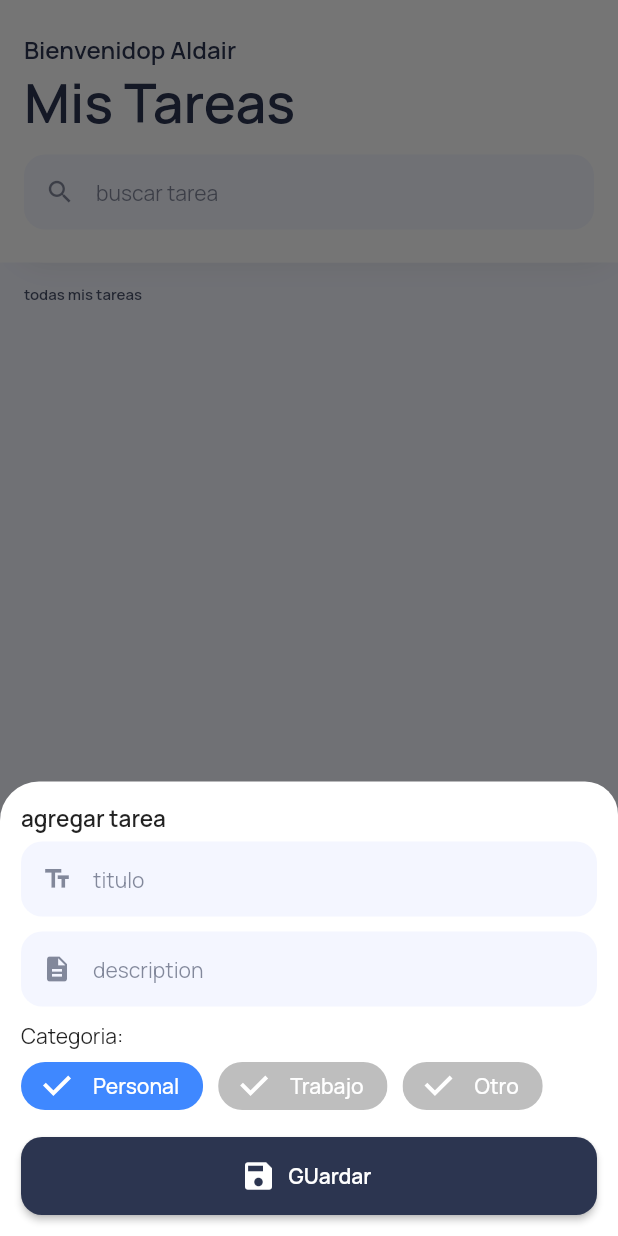
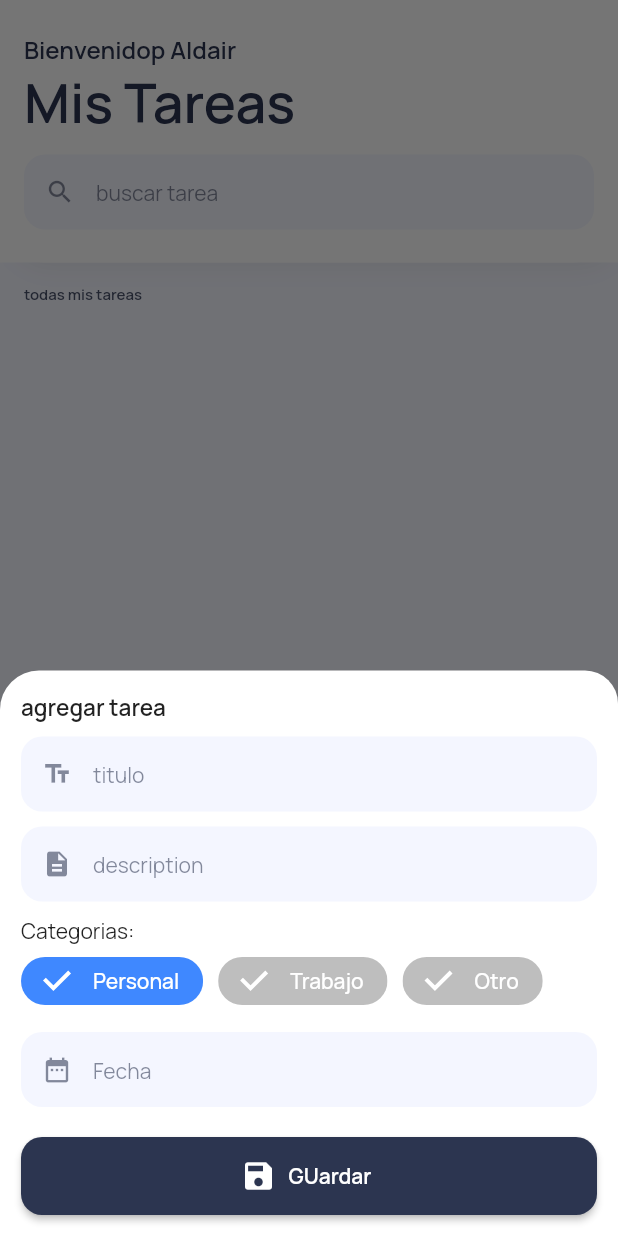
Before and after one commit to Aldairtunq/tasks, a Flutter app: the screen it shows after launch, after a tap on "nueva tarea", on a phone screen of 412 x 824 dp. Run offline on Flutter 3.47's test engine with Material 2 defaults, Android fonts, the phone set to English and light mode, and no system bars; our stand-ins replace cloud_firestore, firebase_core, google_fonts; missing offline and left inert: dart:html; accounts and stored records are empty.

Commit message:
video 18 completo

```diff
--- a/lib/pages/home_page.dart
+++ b/lib/pages/home_page.dart
@@ -7,6 +7,7 @@ import 'package:tasks/ui/widgets/button_normal_widget.dart';
 import 'package:tasks/ui/widgets/general/colors.dart';
 import 'package:tasks/ui/widgets/general_widgets.dart';
 import 'package:tasks/ui/widgets/item_task_widget.dart';
+import 'package:tasks/ui/widgets/task_form_widget.dart';
 import 'package:tasks/ui/widgets/textfield_Normal_widgets.dart';
 
 class HomePage extends StatelessWidget {
@@ -18,78 +19,7 @@ class HomePage extends StatelessWidget {
         context: context,
         backgroundColor: Colors.transparent,
         builder: (BuildContext context) {
-          return Container(
-            padding: EdgeInsets.all(14.0),
-            decoration: BoxDecoration(
-                color: Colors.white,
-                borderRadius: BorderRadius.only(
-                    topLeft: Radius.circular(26.0),
-                    topRight: Radius.circular(22.0))),
-            child: Column(
-              crossAxisAlignment: CrossAxisAlignment.start,
-              mainAxisSize: MainAxisSize.min,
-              children: [
-                Text(
-                  "agregar tarea",
-                  style: TextStyle(
-                    fontWeight: FontWeight.w600,
-                    fontSize: 15.0,
-                  ),
-                ),
-                divider6(),
-                TextFliedNormalWidget(
-                  hintText: "titulo",
-                  icon: Icons.text_fields,
-                ),
-                divider10(),
-                TextFliedNormalWidget(
-                  hintText: "description",
-                  icon: Icons.description,
-                ),
-                divider10(),
-                Text("Categoria:"),
-                Wrap(
-                  crossAxisAlignment: WrapCrossAlignment.start,
-                  runAlignment: WrapAlignment.start,
-                  spacing: 10.0,
-                  children: [
-                    FilterChip(
-                      selected: true,
-                      backgroundColor: kBrandSecondaryColor,
-                      padding: const EdgeInsets.symmetric(horizontal: 8.0),
-                      selectedColor: categoryColor["personal"],
-                      checkmarkColor: Colors.white,
-                      labelStyle: TextStyle(color: Colors.white),
-                      label: Text("Personal"),
-                      onSelected: (bool value) {},
-                    ),
-                    FilterChip(
-                      selected: true,
-                      backgroundColor: kBrandSecondaryColor,
-                      padding: const EdgeInsets.symmetric(horizontal: 8.0),
-                      selectedColor: categoryColor["Trabajo"],
-                      checkmarkColor: Colors.white,
-                      labelStyle: TextStyle(color: Colors.white),
-                      label: Text("Trabajo"),
-                      onSelected: (bool value) {},
-                    ),
-                    FilterChip(
-                      selected: true,
-                      backgroundColor: kBrandSecondaryColor,
-                      padding: const EdgeInsets.symmetric(horizontal: 8.0),
-                      selectedColor: categoryColor["Otro"],
-                      checkmarkColor: Colors.white,
-                      labelStyle: TextStyle(color: Colors.white),
-                      label: Text("Otro"),
-                      onSelected: (bool value) {},
-                    ),
-                  ],
-                ),
-                divider10(),
-                ButtonNormalWidget(),
-              ],
-            ),
-          );
+          return TaskFormWidget();
         });
   }
 
--- /dev/null
+++ b/lib/ui/widgets/task_form_widget.dart
@@ -0,0 +1,121 @@
+import 'package:flutter/material.dart';
+import 'package:tasks/ui/widgets/button_normal_widget.dart';
+import 'package:tasks/ui/widgets/general/colors.dart';
+import 'package:tasks/ui/widgets/general_widgets.dart';
+import 'package:tasks/ui/widgets/textfield_Normal_widgets.dart';
+
+class TaskFormWidget extends StatefulWidget {
+  @override
+  State<TaskFormWidget> createState() => _TaskFormWidgetState();
+}
+
+class _TaskFormWidgetState extends State<TaskFormWidget> {
+  showSelectDate() async {
+    DateTime? datetime = await showDatePicker(
+        context: context,
+        initialDate: DateTime.now(),
+        firstDate: DateTime(2019),
+        lastDate: DateTime(2020),
+        cancelText: "Cancelar",
+        confirmText: "aceptar",
+        helpText: "seeleccionar fecha",
+        builder: (BuildContext context, Widget? widget) {
+          return Theme(
+            data: ThemeData.light().copyWith(
+                dialogBackgroundColor: Colors.white,
+                dialogTheme: DialogTheme(
+                    elevation: 0,
+                    backgroundColor: kBrandSecondaryColor,
+                    shape: RoundedRectangleBorder(
+                        borderRadius: BorderRadius.circular(18.0))),
+                colorScheme: ColorScheme.light(
+                  primary: kBrandPrimaryColor,
+                )),
+            child: widget!,
+          );
+        });
+  }
+
+  @override
+  Widget build(BuildContext context) {
+    return Container(
+      padding: EdgeInsets.all(14.0),
+      decoration: BoxDecoration(
+          color: Colors.white,
+          borderRadius: BorderRadius.only(
+              topLeft: Radius.circular(26.0), topRight: Radius.circular(22.0))),
+      child: Column(
+        crossAxisAlignment: CrossAxisAlignment.start,
+        mainAxisSize: MainAxisSize.min,
+        children: [
+          Text(
+            "agregar tarea",
+            style: TextStyle(
+              fontWeight: FontWeight.w600,
+              fontSize: 15.0,
+            ),
+          ),
+          divider10(),
+          TextFliedNormalWidget(
+            hintText: "titulo",
+            icon: Icons.text_fields,
+          ),
+          divider10(),
+          TextFliedNormalWidget(
+            hintText: "description",
+            icon: Icons.description,
+          ),
+          divider10(),
+          Text("Categorias: "),
+          Wrap(
+            crossAxisAlignment: WrapCrossAlignment.start,
+            runAlignment: WrapAlignment.start,
+            spacing: 10.0,
+            children: [
+              FilterChip(
+                selected: true,
+                backgroundColor: kBrandSecondaryColor,
+                padding: const EdgeInsets.symmetric(horizontal: 8.0),
+                selectedColor: categoryColor["personal"],
+                checkmarkColor: Colors.white,
+                labelStyle: TextStyle(color: Colors.white),
+                label: Text("Personal"),
+                onSelected: (bool value) {},
+              ),
+              FilterChip(
+                selected: true,
+                backgroundColor: kBrandSecondaryColor,
+                padding: const EdgeInsets.symmetric(horizontal: 8.0),
+                selectedColor: categoryColor["Trabajo"],
+                checkmarkColor: Colors.white,
+                labelStyle: TextStyle(color: Colors.white),
+                label: Text("Trabajo"),
+                onSelected: (bool value) {},
+              ),
+              FilterChip(
+                selected: true,
+                backgroundColor: kBrandSecondaryColor,
+                padding: const EdgeInsets.symmetric(horizontal: 8.0),
+                selectedColor: categoryColor["Otro"],
+                checkmarkColor: Colors.white,
+                labelStyle: TextStyle(color: Colors.white),
+                label: Text("Otro"),
+                onSelected: (bool value) {},
+              ),
+            ],
+          ),
+          divider10(),
+          TextFliedNormalWidget(
+            hintText: "Fecha",
+            icon: Icons.date_range,
+            onTap: () {
+              showSelectDate();
+            },
+          ),
+          divider20(),
+          ButtonNormalWidget(),
+        ],
+      ),
+    );
+  }
+}
--- a/lib/ui/widgets/textfield_Normal_widgets.dart
+++ b/lib/ui/widgets/textfield_Normal_widgets.dart
@@ -4,15 +4,23 @@ import 'package:tasks/ui/widgets/general/colors.dart';
 class TextFliedNormalWidget extends StatelessWidget {
   String hintText;
   IconData icon;
+  Function? onTap;
 
   TextFliedNormalWidget({
     required this.hintText,
     required this.icon,
+    this.onTap,
   });
 
   @override
   Widget build(BuildContext context) {
     return TextField(
+      onTap: onTap != null
+          ? () {
+              onTap!();
+            }
+          : null,
+      readOnly: onTap != null ? true : false,
       decoration: InputDecoration(
           contentPadding:
               const EdgeInsets.symmetric(horizontal: 12.0, vertical: 14.0),
```
